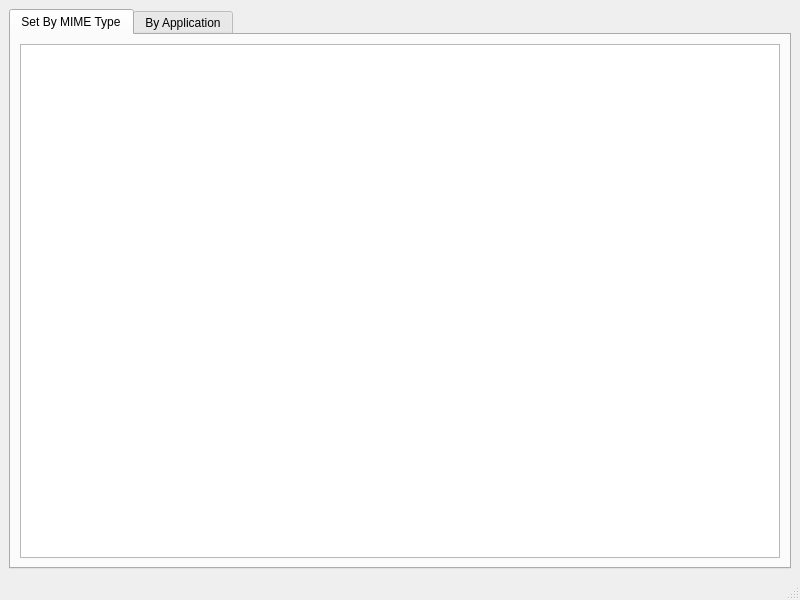
Old version of the form appsel.ui in the repository jlu5/appsel.
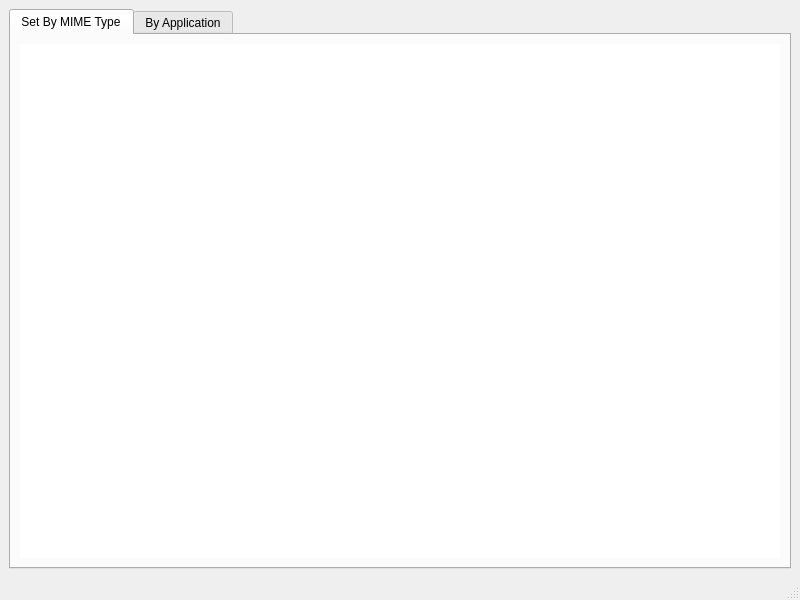
New version of the form.

Commit message: Switch to QTableView, enumerate+display list of MIME types

Diff of the .ui file:
```diff
--- a/appsel.ui
+++ b/appsel.ui
@@ -26,7 +26,29 @@
        </attribute>
        <layout class="QVBoxLayout" name="layoutByType">
         <item>
-         <widget class="QListView" name="typesView"/>
+         <widget class="QTableView" name="typesView">
+          <property name="frameShape">
+           <enum>QFrame::NoFrame</enum>
+          </property>
+          <property name="showGrid">
+           <bool>false</bool>
+          </property>
+          <property name="sortingEnabled">
+           <bool>true</bool>
+          </property>
+          <attribute name="horizontalHeaderCascadingSectionResizes">
+           <bool>true</bool>
+          </attribute>
+          <attribute name="horizontalHeaderDefaultSectionSize">
+           <number>400</number>
+          </attribute>
+          <attribute name="horizontalHeaderStretchLastSection">
+           <bool>true</bool>
+          </attribute>
+          <attribute name="verticalHeaderVisible">
+           <bool>false</bool>
+          </attribute>
+         </widget>
         </item>
        </layout>
       </widget>
```
Left out of the diff: 24 changed lines with no effect on the pictures. The commit also changes 5 other files.
